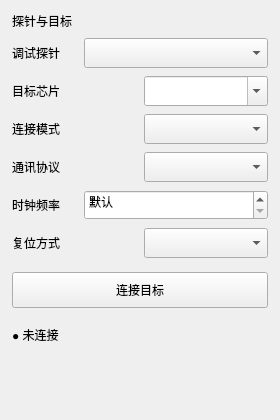
Above: etools/ui/forms/probe_panel.ui from youzhouchang/ETools before the change. Below: the same form after it.
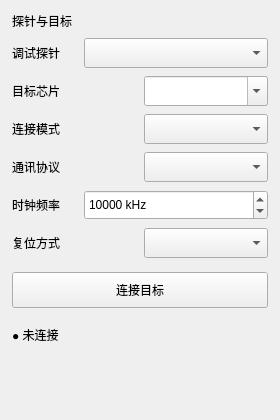
That is the form after the change.

```diff
--- a/etools/ui/forms/probe_panel.ui
+++ b/etools/ui/forms/probe_panel.ui
@@ -213,7 +213,7 @@
         <string>默认</string>
        </property>
        <property name="value">
-        <number>0</number>
+        <number>10000</number>
        </property>
       </widget>
      </item>
```
